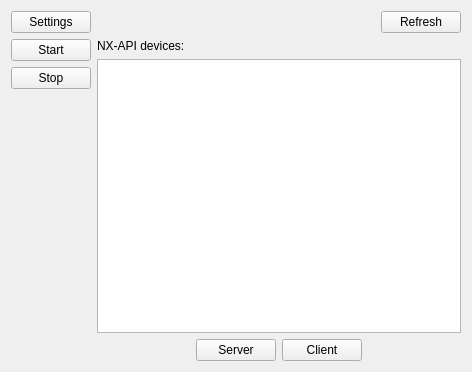
The window that src/VMTD/VMTD/VMTDControllerForm.ui (ekushko/qt-vxlan-mtd-old) describes before a commit, drawn with Qt 5.
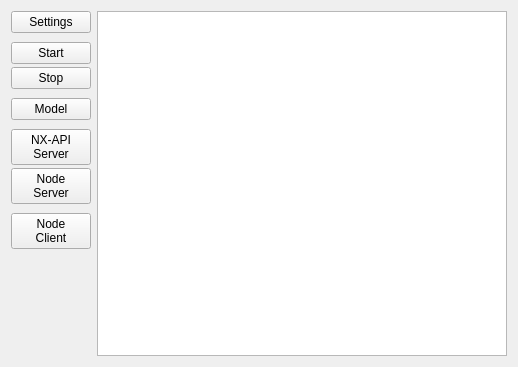
The same window after the commit.

Patch:
```diff
--- a/src/VMTD/VMTD/VMTDControllerForm.ui
+++ b/src/VMTD/VMTD/VMTDControllerForm.ui
@@ -6,8 +6,8 @@
    <rect>
     <x>0</x>
     <y>0</y>
-    <width>472</width>
-    <height>372</height>
+    <width>518</width>
+    <height>367</height>
    </rect>
   </property>
   <property name="windowTitle">
@@ -16,6 +16,9 @@
   <layout class="QHBoxLayout" name="horizontalLayout_5">
    <item>
     <layout class="QVBoxLayout" name="_1">
+     <property name="spacing">
+      <number>3</number>
+     </property>
      <item>
       <widget class="QPushButton" name="pbSettings">
        <property name="text">
@@ -23,6 +26,22 @@
        </property>
       </widget>
      </item>
+     <item>
+      <spacer name="_4">
+       <property name="orientation">
+        <enum>Qt::Vertical</enum>
+       </property>
+       <property name="sizeType">
+        <enum>QSizePolicy::Fixed</enum>
+       </property>
+       <property name="sizeHint" stdset="0">
+        <size>
+         <width>20</width>
+         <height>6</height>
+        </size>
+       </property>
+      </spacer>
+     </item>
      <item>
       <widget class="QPushButton" name="pbStartController">
        <property name="text">
@@ -38,99 +57,103 @@
       </widget>
      </item>
      <item>
-      <spacer name="_2">
-       <property name="orientation">
-        <enum>Qt::Vertical</enum>
-       </property>
-       <property name="sizeHint" stdset="0">
-        <size>
-         <width>20</width>
-         <height>40</height>
-        </size>
-       </property>
-      </spacer>
-     </item>
-    </layout>
-   </item>
-   <item>
-    <layout class="QVBoxLayout" name="_3">
-     <item>
-      <layout class="QHBoxLayout" name="_4">
-       <item>
         <spacer name="_5">
          <property name="orientation">
-          <enum>Qt::Horizontal</enum>
+        <enum>Qt::Vertical</enum>
+       </property>
+       <property name="sizeType">
+        <enum>QSizePolicy::Fixed</enum>
          </property>
          <property name="sizeHint" stdset="0">
           <size>
-           <width>40</width>
-           <height>20</height>
+         <width>20</width>
+         <height>6</height>
           </size>
          </property>
         </spacer>
        </item>
        <item>
-        <widget class="QPushButton" name="pbRefresh">
+      <widget class="QPushButton" name="pbModel">
          <property name="text">
-          <string>Refresh</string>
+        <string>Model</string>
          </property>
         </widget>
        </item>
-      </layout>
-     </item>
      <item>
-      <widget class="QLabel" name="_11">
-       <property name="text">
-        <string>NX-API devices:</string>
-       </property>
-      </widget>
-     </item>
-     <item>
-      <widget class="QListWidget" name="lwNxApiAdapters"/>
-     </item>
-     <item>
-      <layout class="QHBoxLayout" name="_6">
-       <item>
-        <spacer name="_7">
+      <spacer name="_6">
          <property name="orientation">
-          <enum>Qt::Horizontal</enum>
+        <enum>Qt::Vertical</enum>
+       </property>
+       <property name="sizeType">
+        <enum>QSizePolicy::Fixed</enum>
          </property>
          <property name="sizeHint" stdset="0">
           <size>
-           <width>40</width>
-           <height>20</height>
+         <width>20</width>
+         <height>6</height>
           </size>
          </property>
         </spacer>
        </item>
+     <item>
+      <widget class="QPushButton" name="pbNxApiServer">
+       <property name="text">
+        <string>NX-API
+Server</string>
+       </property>
+      </widget>
+     </item>
        <item>
         <widget class="QPushButton" name="pbNodeServer">
          <property name="text">
-          <string>Server</string>
+        <string>Node
+Server</string>
          </property>
         </widget>
        </item>
+     <item>
+      <spacer name="_7">
+       <property name="orientation">
+        <enum>Qt::Vertical</enum>
+       </property>
+       <property name="sizeType">
+        <enum>QSizePolicy::Fixed</enum>
+       </property>
+       <property name="sizeHint" stdset="0">
+        <size>
+         <width>20</width>
+         <height>6</height>
+        </size>
+       </property>
+      </spacer>
+     </item>
        <item>
         <widget class="QPushButton" name="pbNodeClient">
          <property name="text">
-          <string>Client</string>
+        <string>Node
+Client</string>
          </property>
         </widget>
        </item>
        <item>
-        <spacer name="_8">
+      <spacer name="_2">
          <property name="orientation">
-          <enum>Qt::Horizontal</enum>
+        <enum>Qt::Vertical</enum>
          </property>
          <property name="sizeHint" stdset="0">
           <size>
-           <width>40</width>
-           <height>20</height>
+         <width>20</width>
+         <height>40</height>
           </size>
          </property>
         </spacer>
        </item>
       </layout>
+   </item>
+   <item>
+    <layout class="QVBoxLayout" name="_3">
+     <item>
+      <widget class="QPlainTextEdit" name="pteLogs"/>
      </item>
     </layout>
    </item>
```
Lines whose indentation alone changed are shown as unchanged.
